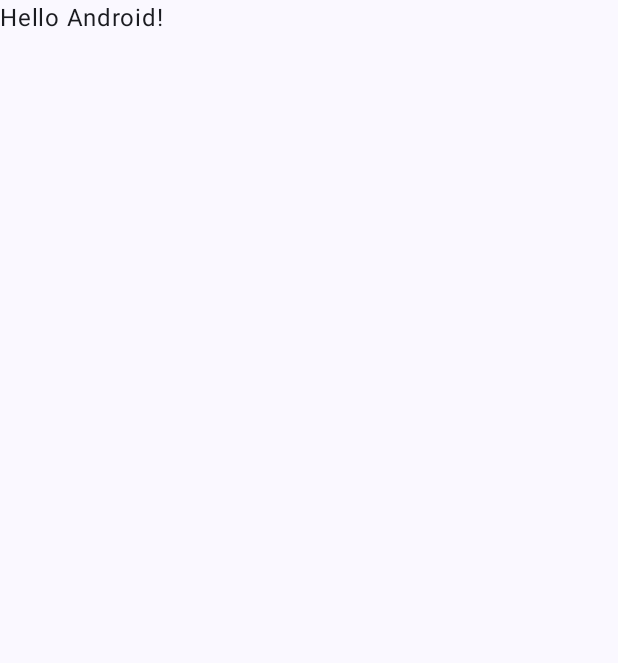
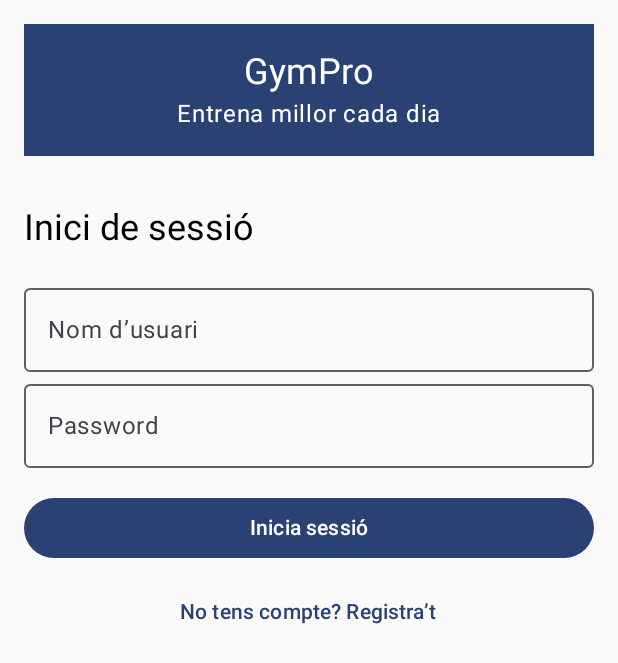
Before and after one commit to LSG-0488-25-26/pr05-sign-in-responsive-adaptative-jordifernandez_marcopoelsma, an Android app built with Jetpack Compose: the screen it shows after launch (MainActivity), on a phone screen of 412 x 824 dp. Before the commit the part shown is almost empty. Shown: the top 663 px of the screen. Run offline under Robolectric (Android 15) with nearby library versions, the phone set to English and light mode, and no system bars.

Commit message:
home, login y nav (requisitos minimos de login pero sin logica necesaria)

```diff
--- a/app/src/main/java/com/example/adaptative_and_responsive/MainActivity.kt
+++ b/app/src/main/java/com/example/adaptative_and_responsive/MainActivity.kt
@@ -4,44 +4,43 @@ import android.os.Bundle
 import androidx.activity.ComponentActivity
 import androidx.activity.compose.setContent
 import androidx.activity.enableEdgeToEdge
-import androidx.compose.foundation.layout.fillMaxSize
-import androidx.compose.foundation.layout.padding
-import androidx.compose.material3.Scaffold
-import androidx.compose.material3.Text
-import androidx.compose.runtime.Composable
-import androidx.compose.ui.Modifier
-import androidx.compose.ui.tooling.preview.Preview
+import androidx.activity.viewModels
+import androidx.compose.runtime.collectAsState
+import androidx.compose.runtime.getValue
+import androidx.compose.runtime.mutableStateOf
+import androidx.compose.runtime.remember
+import androidx.compose.runtime.*
 import com.example.adaptative_and_responsive.ui.theme.Adaptative_and_responsiveTheme
+import com.example.adaptative_and_responsive.view.HomeScreen
+import com.example.adaptative_and_responsive.view.LoginScreen
+import com.example.adaptative_and_responsive.view.RegisterScreen
+import com.example.adaptative_and_responsive.viewmodel.RegisterViewModel
 
 class MainActivity : ComponentActivity() {
+
+    private val registerViewModel: RegisterViewModel by viewModels()
+
     override fun onCreate(savedInstanceState: Bundle?) {
         super.onCreate(savedInstanceState)
         enableEdgeToEdge()
+
         setContent {
             Adaptative_and_responsiveTheme {
-                Scaffold(modifier = Modifier.fillMaxSize()) { innerPadding ->
-                    Greeting(
-                        name = "Android",
-                        modifier = Modifier.padding(innerPadding)
+                val showHome by registerViewModel.showHome.collectAsState()
+                var showRegister by remember { mutableStateOf(false) }
+
+                when {
+                    showHome -> HomeScreen(viewModel = registerViewModel)
+                    showRegister -> RegisterScreen(
+                        viewModel = registerViewModel,
+                        onBackToLogin = { showRegister = false }
+                    )
+                    else -> LoginScreen(
+                        viewModel = registerViewModel,
+                        onNavigateToRegister = { showRegister = true }
                     )
                 }
             }
         }
     }
 }
-
-@Composable
-fun Greeting(name: String, modifier: Modifier = Modifier) {
-    Text(
-        text = "Hello $name!",
-        modifier = modifier
-    )
-}
-
-@Preview(showBackground = true)
-@Composable
-fun GreetingPreview() {
-    Adaptative_and_responsiveTheme {
-        Greeting("Android")
-    }
-}
--- a/app/src/main/java/com/example/adaptative_and_responsive/view/AppBanner.kt
+++ b/app/src/main/java/com/example/adaptative_and_responsive/view/AppBanner.kt
@@ -1 +1,44 @@
 package com.example.adaptative_and_responsive.view
+
+import androidx.compose.foundation.background
+import androidx.compose.foundation.layout.*
+import androidx.compose.material.icons.Icons
+import androidx.compose.material3.Icon
+import androidx.compose.material3.MaterialTheme
+import androidx.compose.material3.Text
+import androidx.compose.runtime.Composable
+import androidx.compose.ui.Alignment
+import androidx.compose.ui.Modifier
+import androidx.compose.ui.graphics.Color
+import androidx.compose.ui.unit.dp
+
+@Composable
+fun AppBanner() {
+    Column(
+        modifier = Modifier
+            .fillMaxWidth()
+            .background(MaterialTheme.colorScheme.primary)
+            .padding(16.dp),
+        horizontalAlignment = Alignment.CenterHorizontally
+    ) {
+        /*
+        Icon(
+
+            tint = Color.White,
+            modifier = Modifier.size(48.dp)
+        )
+        */
+
+
+        Text(
+            text = "GymPro",
+            color = Color.White,
+            style = MaterialTheme.typography.headlineSmall
+        )
+
+        Text(
+            text = "Entrena millor cada dia",
+            color = Color.White
+        )
+    }
+}
--- /dev/null
+++ b/app/src/main/java/com/example/adaptative_and_responsive/view/LoginScreen.kt
@@ -0,0 +1,62 @@
+package com.example.adaptative_and_responsive.view
+
+import androidx.compose.foundation.layout.*
+import androidx.compose.foundation.rememberScrollState
+import androidx.compose.foundation.verticalScroll
+import androidx.compose.material3.*
+import androidx.compose.runtime.*
+import androidx.compose.ui.Alignment
+import androidx.compose.ui.Modifier
+import androidx.compose.ui.text.input.PasswordVisualTransformation
+import androidx.compose.ui.unit.dp
+import com.example.adaptative_and_responsive.viewmodel.RegisterViewModel
+
+@Composable
+fun LoginScreen(
+    viewModel: RegisterViewModel,
+    onNavigateToRegister: () -> Unit
+) {
+    val user by viewModel.user.collectAsState()
+
+    Column(
+        modifier = Modifier
+            .fillMaxSize()
+            .verticalScroll(rememberScrollState())
+            .padding(16.dp)
+    ) {
+        AppBanner()
+
+        Spacer(modifier = Modifier.height(32.dp))
+
+        Text(text = "Inici de sessió", style = MaterialTheme.typography.headlineSmall)
+        Spacer(modifier = Modifier.height(16.dp))
+
+        OutlinedTextField(
+            value = user.username,
+            onValueChange = viewModel::onUsernameChange,
+            label = { Text("Nom d’usuari") },
+            modifier = Modifier.fillMaxWidth()
+        )
+
+        OutlinedTextField(
+            value = user.password,
+            onValueChange = viewModel::onPasswordChange,
+            label = { Text("Password") },
+            visualTransformation = PasswordVisualTransformation(),
+            modifier = Modifier.fillMaxWidth()
+        )
+
+        Spacer(modifier = Modifier.height(16.dp))
+
+        Button(
+            onClick = { if(viewModel.isLoginValid()) viewModel.goToHome() },
+            modifier = Modifier.fillMaxWidth()
+        ) { Text("Inicia sessió") }
+
+        Spacer(modifier = Modifier.height(8.dp))
+
+        TextButton(onClick = onNavigateToRegister, modifier = Modifier.align(Alignment.CenterHorizontally)) {
+            Text("No tens compte? Registra’t")
+        }
+    }
+}
```
Also changed, not shown: app/src/main/java/com/example/adaptative_and_responsive/view/HomeScreen.kt (added, +38 -0 lines), app/src/main/java/com/example/adaptative_and_responsive/view/RegisterScreen.kt (added, +76 -0 lines), app/src/main/java/com/example/adaptative_and_responsive/viewModel/viewModel.kt (+24 -24 lines).
